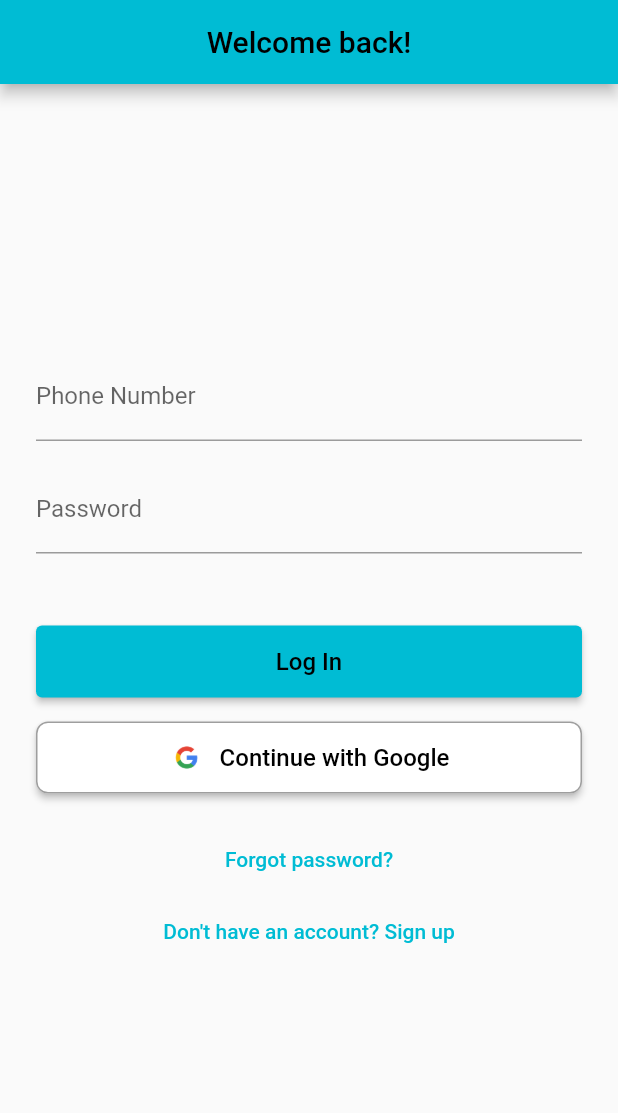
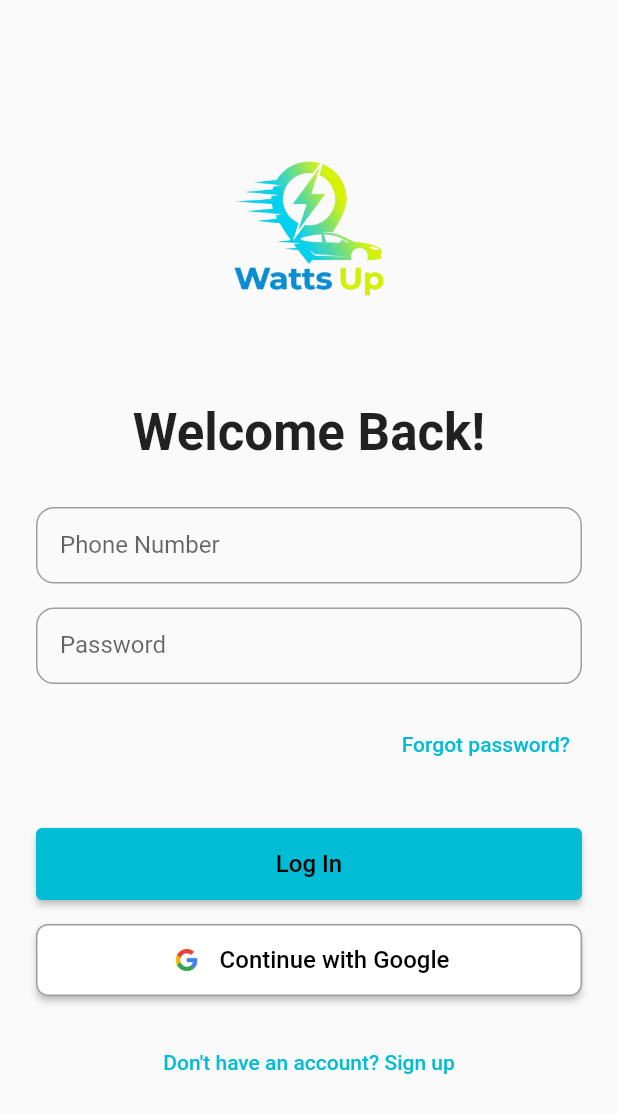
Before and after one commit to gimohc/flutter-proj, a Flutter app: the screen it shows after launch, on a phone screen of 412 x 824 dp. Shown: the top 1113 px of the screen. Run offline on Flutter 3.47's test engine with Material 3 defaults, Android fonts, the phone set to English and light mode, and no system bars.

Commit message:
Fixed visuals and made auth pages stateful

```diff
--- a/lib/components/auth/auth_field.dart
+++ b/lib/components/auth/auth_field.dart
@@ -21,13 +21,26 @@ class AuthField extends StatelessWidget {
   @override
   Widget build(BuildContext context) {
     return Padding(
-      padding: EdgeInsetsGeometry.only(bottom: 16),
+      padding: const EdgeInsets.only(bottom: 16),
       child: TextFormField(
         obscureText: isPassword ?? false,
         controller: controller,
         decoration: InputDecoration(
-          prefix: (prefix != null) ? Text(prefix!) : null,
-          label: Text(label),
+          prefixText: (prefix != null) ? "$prefix " : null,
+          labelText: label,
+          border: OutlineInputBorder(borderRadius: BorderRadius.circular(12)),
+          enabledBorder: OutlineInputBorder(
+            borderRadius: BorderRadius.circular(12),
+            borderSide: const BorderSide(color: Colors.grey),
+          ),
+          focusedBorder: OutlineInputBorder(
+            borderRadius: BorderRadius.circular(12),
+            borderSide: const BorderSide(color: Colors.cyan, width: 2),
+          ),
+          contentPadding: const EdgeInsets.symmetric(
+            horizontal: 16,
+            vertical: 16,
+          ),
         ),
         validator: (value) {
           if (value == null || value.isEmpty) {
--- /dev/null
+++ b/lib/components/headline.dart
@@ -0,0 +1,20 @@
+import 'package:flutter/material.dart';
+
+class Headline extends StatelessWidget {
+  final String text;
+  const Headline(this.text, {super.key});
+
+  @override
+  Widget build(BuildContext context) {
+    return Padding(
+      padding: EdgeInsets.only(top: 20, bottom: 30),
+      child: Text(
+        text,
+        style: Theme.of(context).textTheme.headlineMedium?.copyWith(
+          fontWeight: FontWeight.bold,
+          color: Colors.black87,
+        ),
+      ),
+    );
+  }
+}
--- /dev/null
+++ b/lib/components/logo.dart
@@ -0,0 +1,17 @@
+import 'package:flutter/material.dart';
+
+class Logo extends StatelessWidget {
+  const Logo({super.key});
+
+  @override
+  Widget build(BuildContext context) {
+    return Padding(
+      padding: EdgeInsets.only(top: 64, bottom: 32),
+      child: Image.asset(
+        'assets/images/logo_transparent.png',
+        height: 128,
+        width: 128,
+      ),
+    );
+  }
+}
--- a/lib/pages/auth/login.dart
+++ b/lib/pages/auth/login.dart
@@ -3,25 +3,47 @@ import 'package:proj/components/auth/auth_button.dart';
 import 'package:proj/components/auth/auth_field.dart';
 import 'package:proj/components/auth/google_auth.dart';
 import 'package:proj/components/default_page.dart';
+import 'package:proj/components/headline.dart';
+import 'package:proj/components/logo.dart';
 
-class Login extends StatelessWidget {
+class Login extends StatefulWidget {
+  const Login({super.key});
+
+  @override
+  State<Login> createState() => _LoginState();
+}
+
+class _LoginState extends State<Login> {
   final GlobalKey<FormState> authKey = GlobalKey();
-  final TextEditingController phoneNumber = TextEditingController();
-  final TextEditingController password = TextEditingController();
+  late final TextEditingController phoneNumber;
+  late final TextEditingController password;
 
-  Login({super.key});
+  @override
+  void initState() {
+    super.initState();
+    phoneNumber = TextEditingController();
+    password = TextEditingController();
+  }
+
+  @override
+  void dispose() {
+    phoneNumber.dispose();
+    password.dispose();
+    super.dispose();
+  }
 
   @override
   Widget build(BuildContext context) {
     return DefaultPage(
-      title: "Welcome back!",
       child: Padding(
         padding: const EdgeInsets.all(24.0),
         child: Form(
           key: authKey,
-          child: Column(
-            mainAxisAlignment: MainAxisAlignment.center,
+          child: ListView(
             children: [
+              const Logo(),
+              const Center(child: Headline("Welcome Back!")),
+
               AuthField(
                 label: "Phone Number",
                 controller: phoneNumber,
@@ -33,7 +55,19 @@ class Login extends StatelessWidget {
                 controller: password,
                 isPassword: true,
               ),
+
+              Align(
+                alignment: Alignment.centerRight,
+                child: TextButton(
+                  onPressed: () {
+                    Navigator.pushNamed(context, "forgotPassword");
+                  },
+                  child: const Text("Forgot password?"),
+                ),
+              ),
+
               const SizedBox(height: 24),
+
               AuthButton(
                 text: "Log In",
                 onPressed: () {
@@ -42,15 +76,11 @@ class Login extends StatelessWidget {
                   }
                 },
               ),
+
               const GoogleAuth(),
+
               TextButton(
-                onPressed: () {
-                  Navigator.pushNamed(context, "forgotPassword");
-                },
-                child: Text("Forgot password?"),
-              ),
-              TextButton(
-                child: Text("Don't have an account? Sign up"),
+                child: const Text("Don't have an account? Sign up"),
                 onPressed: () {
                   Navigator.pushReplacementNamed(context, "register");
                 },
```
Also changed, not shown: lib/pages/auth/register.dart (+45 -16 lines).
